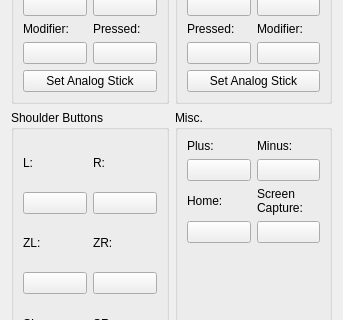
Before: the Qt Designer form src/yuzu/configuration/configure_input.ui in rorrim-rorrim/eden-alt, drawn with Qt 5; both pictures show x 0 to 343 and y 251 to 571 of the 343 by 677 pixel window.
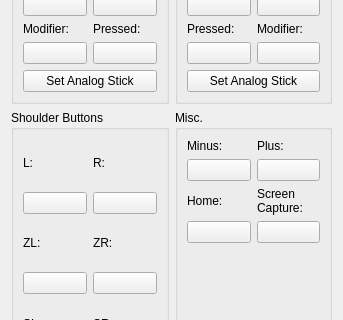
After: the same form once the commit is applied.

Commit message:
Swap "Plus" with "Minus" on the controller GUI (#1150)
* Swap "Plus" with "Minus" on the controller GUI

Major fix /s

```diff
--- a/src/yuzu/configuration/configure_input.ui
+++ b/src/yuzu/configuration/configure_input.ui
@@ -29,24 +29,6 @@
        </property>
        <layout class="QGridLayout" name="gridLayout_6">
         <item row="0" column="0">
-         <layout class="QVBoxLayout" name="buttonMiscPlusVerticalLayout">
-          <item>
-           <widget class="QLabel" name="labelPlus">
-            <property name="text">
-             <string>Plus:</string>
-            </property>
-           </widget>
-          </item>
-          <item>
-           <widget class="QPushButton" name="buttonPlus">
-            <property name="text">
-             <string/>
-            </property>
-           </widget>
-          </item>
-         </layout>
-        </item>
-        <item row="0" column="1">
          <layout class="QVBoxLayout" name="buttonMiscMinusVerticalLayout">
           <item>
            <widget class="QLabel" name="labelMinus">
@@ -64,6 +46,24 @@
           </item>
          </layout>
         </item>
+        <item row="0" column="1">
+         <layout class="QVBoxLayout" name="buttonMiscPlusVerticalLayout">
+          <item>
+           <widget class="QLabel" name="labelPlus">
+            <property name="text">
+             <string>Plus:</string>
+            </property>
+           </widget>
+          </item>
+          <item>
+           <widget class="QPushButton" name="buttonPlus">
+            <property name="text">
+             <string/>
+            </property>
+           </widget>
+          </item>
+         </layout>
+        </item>
         <item row="1" column="0">
          <layout class="QVBoxLayout" name="buttonMiscHomeVerticalLayout">
           <item>
```
